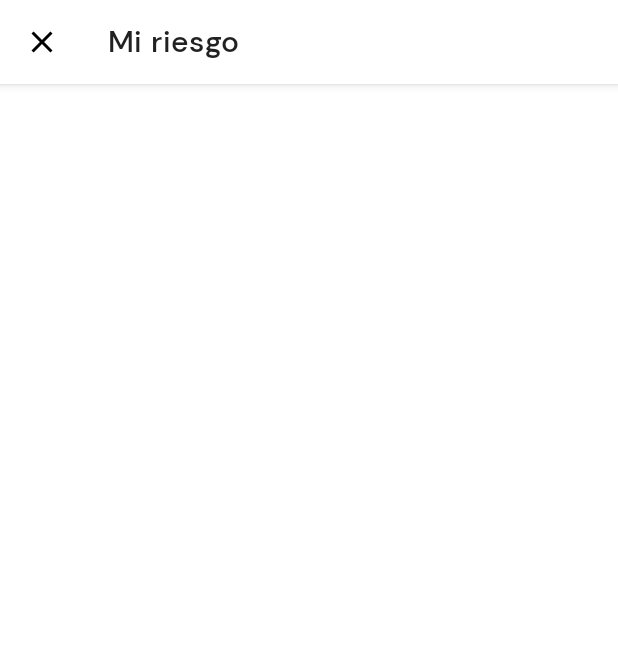
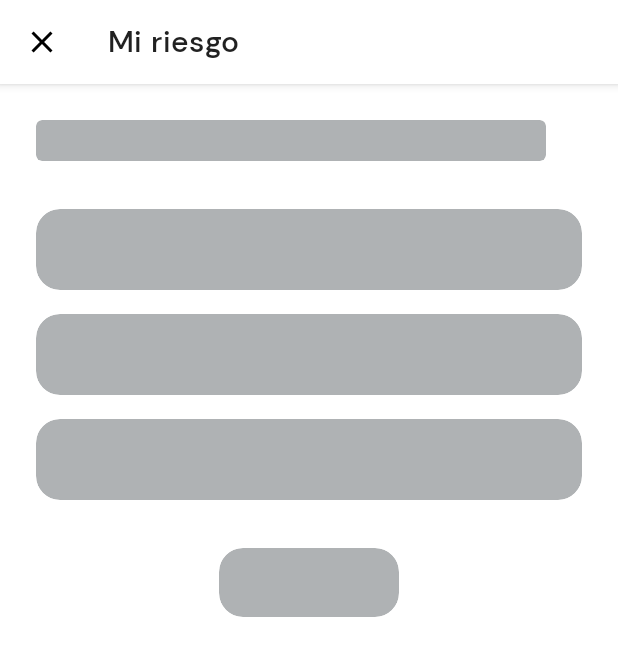
Before and after one commit to FelipeCifuentesM/happ_develop, an Android app: the TriageActivity screen opened directly, with no data from a screen before it, on a phone screen of 412 x 824 dp. Shown: the top 656 px of the screen. Run offline under Robolectric (Android 15) with nearby library versions, the light colour scheme and no system bars; our stand-ins replace Shimmer; libraries missing offline, so code that uses them is left out: com.orhanobut.hawk, io.realm; 5 statements that could not run were skipped.

Commit message:
skeleton triage, load triage

```diff
--- a/app/build.gradle
+++ b/app/build.gradle
@@ -20,8 +20,8 @@ android {
         applicationId "com.jumpitt.happ"
         minSdkVersion 23
         targetSdkVersion 29
-        versionCode 5
-        versionName "5.0"
+        versionCode 6
+        versionName "6.0"
         testInstrumentationRunner "androidx.test.runner.AndroidJUnitRunner"
     }
 
--- a/app/src/main/java/com/jumpitt/happ/ui/login/Login.kt
+++ b/app/src/main/java/com/jumpitt/happ/ui/login/Login.kt
@@ -121,7 +121,7 @@ class Login: ToolbarActivity(), LoginContract.View{
 
     override fun onRequestPermissionsResult(requestCode: Int, permissions: Array<String>, grantResults: IntArray) {
         when (requestCode) {
-            RequestCode.ACCESS_FINE_LOCATION -> {
+            RequestCode.LOCATION_BACKGROUND -> {
                 // If request is cancelled, the result arrays are empty.
                 if ((grantResults.isNotEmpty() && grantResults[0] == PackageManager.PERMISSION_GRANTED)) {
                     Log.e("Borrar", "acepto permiso")
--- a/app/src/main/java/com/jumpitt/happ/ui/main/MainActivityPresenter.kt
+++ b/app/src/main/java/com/jumpitt/happ/ui/main/MainActivityPresenter.kt
@@ -31,7 +31,6 @@ class MainActivityPresenter constructor(private val activity: Activity): MainAct
         val healthCareStatusRealm = TriageReturnValue(healthCareStatus.score, healthCareStatus.risk?.title, healthCareStatus.risk?.level, healthCareStatus.risk?.description,
             healthCareStatus.risk?.message, healthCareStatus.latestReview, healthCareStatus.passport?.timeRemainingVerbose, healthCareStatus.passport?.validationUrl)
         mInteractor.saveHealthCareStatus(healthCareStatusRealm)
-//        mView.hideSkeleton()
         mView.loadFragmentMyRisk(healthCareStatus)
 
     }
--- a/app/src/main/java/com/jumpitt/happ/ui/registerPermissions/RegisterPermissions.kt
+++ b/app/src/main/java/com/jumpitt/happ/ui/registerPermissions/RegisterPermissions.kt
@@ -77,7 +77,7 @@ class RegisterPermissions: ToolbarActivity(), RegisterPermissionsContract.View{
 
     override fun onRequestPermissionsResult(requestCode: Int, permissions: Array<String>, grantResults: IntArray) {
         when (requestCode) {
-            RequestCode.ACCESS_FINE_LOCATION -> {
+            RequestCode.LOCATION_BACKGROUND -> {
                 // If request is cancelled, the result arrays are empty.
                 if ((grantResults.isNotEmpty() && grantResults[0] == PackageManager.PERMISSION_GRANTED)) {
                     Log.e("Borrar", "acepto permiso")
--- a/app/src/main/java/com/jumpitt/happ/ui/splash/SplashActivity.kt
+++ b/app/src/main/java/com/jumpitt/happ/ui/splash/SplashActivity.kt
@@ -25,7 +25,7 @@ class SplashActivity: AppCompatActivity(), SplashActivityContract.View{
 
     override fun onRequestPermissionsResult(requestCode: Int, permissions: Array<String>, grantResults: IntArray) {
         when (requestCode) {
-            RequestCode.ACCESS_FINE_LOCATION -> {
+            RequestCode.LOCATION_BACKGROUND -> {
                 // If request is cancelled, the result arrays are empty.
                 if ((grantResults.isNotEmpty() && grantResults[0] == PackageManager.PERMISSION_GRANTED)) {
                     Log.e("Borrar", "acepto permiso")
--- a/app/src/main/java/com/jumpitt/happ/ui/triage/TriageActivity.kt
+++ b/app/src/main/java/com/jumpitt/happ/ui/triage/TriageActivity.kt
@@ -1,15 +1,16 @@
 package com.jumpitt.happ.ui.triage
 
 import android.os.Bundle
+import android.view.View
 import androidx.appcompat.widget.Toolbar
 import com.jumpitt.happ.R
 import com.jumpitt.happ.ui.ToolbarActivity
 import com.jumpitt.happ.ui.triage.question.QuestionFragment
 import com.jumpitt.happ.ui.triage.result.ResultFragment
-import com.jumpitt.happ.utils.ColorIdResource
-import com.jumpitt.happ.utils.showSnackbar
-import com.jumpitt.happ.utils.transitionActivity
+import com.jumpitt.happ.utils.*
 import kotlinx.android.synthetic.main.activity_triage.*
+import kotlinx.android.synthetic.main.activity_triage.toolbar
+import kotlinx.android.synthetic.main.login.*
 
 class TriageActivity : ToolbarActivity(),
     TriageActivityContract.View, QuestionFragment.Delegate, ResultFragment.Delegate{
@@ -50,6 +51,24 @@ class TriageActivity : ToolbarActivity(),
         showSnackbar(containerTriageActivity, triageAnswerError, ColorIdResource.BLUE, ColorIdResource.WHITE)
     }
 
+    override fun showSkeleton() {
+        shimmerTriageQuestion.startShimmer()
+        shimmerTriageQuestion.visibility = View.VISIBLE
+    }
+
+    override fun hideSkeleton() {
+        shimmerTriageQuestion.stopShimmer()
+        shimmerTriageQuestion.visibility = View.GONE
+    }
+
+    override fun showLoader() {
+        pbTriageResult.visibility = View.VISIBLE
+    }
+
+    override fun hideLoader() {
+        pbTriageResult.visibility = View.GONE
+    }
+
     override fun onBackPressed() {
         super.onBackPressed()
         this.transitionActivity("")
--- a/app/src/main/java/com/jumpitt/happ/ui/triage/TriageActivityContract.kt
+++ b/app/src/main/java/com/jumpitt/happ/ui/triage/TriageActivityContract.kt
@@ -2,12 +2,17 @@ package com.jumpitt.happ.ui.triage
 
 import com.jumpitt.happ.model.Question
 import com.jumpitt.happ.network.response.TriageAnswerResponse
+import com.jumpitt.happ.realm.TriageReturnValue
 import retrofit2.Response
 
 interface TriageActivityContract {
 
     interface View{
         fun showTriageAnswerError(triageAnswerError: String)
+        fun showSkeleton()
+        fun hideSkeleton()
+        fun showLoader()
+        fun hideLoader()
     }
 
     interface Presenter{
@@ -22,7 +27,7 @@ interface TriageActivityContract {
         fun nextQuestionRequested(responses: List<String>? = null, tracing: Boolean)
         fun sendTriageAnswers(tracing: Boolean, accessToken: String)
         fun getAccessTokenProfile(tracing: Boolean)
-        fun saveResult(responseTriageAnswer: TriageAnswerResponse)
+        fun saveResult(healthCareStatusRealm: TriageReturnValue)
     }
 
     interface Router{
--- a/app/src/main/java/com/jumpitt/happ/ui/triage/TriageActivityInteractor.kt
+++ b/app/src/main/java/com/jumpitt/happ/ui/triage/TriageActivityInteractor.kt
@@ -8,6 +8,7 @@ import com.jumpitt.happ.network.request.TriageAnswerRequest
 import com.jumpitt.happ.network.response.RegisterResponse
 import com.jumpitt.happ.network.response.TriageAnswerResponse
 import com.jumpitt.happ.realm.RegisterData
+import com.jumpitt.happ.realm.TriageReturnValue
 import com.jumpitt.happ.utils.ConstantsApi
 import com.orhanobut.hawk.Hawk
 import io.realm.Realm
@@ -102,9 +103,17 @@ class TriageActivityInteractor(private val mIOutput: TriageActivityContract.Inte
         mIOutput.getAccessTokenProfileOutput(tracing, accessToken)
     }
 
-    override fun saveResult(responseTriageAnswer: TriageAnswerResponse) {
+    override fun saveResult(healthCareStatusRealm: TriageReturnValue) {
         //GUARDAR DATOS LOCAL
-        Hawk.put("triageReturnValue", responseTriageAnswer)
+//        Hawk.put("triageReturnValue", responseTriageAnswer)
+
+        val realm = Realm.getDefaultInstance()
+        realm.beginTransaction()
+        realm.delete(TriageReturnValue::class.java)
+        realm.insertOrUpdate(healthCareStatusRealm)
+        realm.commitTransaction()
+        realm.close()
+
     }
 
 
--- a/app/src/main/java/com/jumpitt/happ/ui/triage/TriageActivityPresenter.kt
+++ b/app/src/main/java/com/jumpitt/happ/ui/triage/TriageActivityPresenter.kt
@@ -1,10 +1,12 @@
 package com.jumpitt.happ.ui.triage
 
 import android.app.Activity
+import android.util.Log
 import androidx.appcompat.app.AppCompatActivity
 import com.jumpitt.happ.R
 import com.jumpitt.happ.model.Question
 import com.jumpitt.happ.network.response.TriageAnswerResponse
+import com.jumpitt.happ.realm.TriageReturnValue
 import com.jumpitt.happ.utils.qualifyResponseErrorDefault
 import retrofit2.Response
 
@@ -13,8 +15,7 @@ class TriageActivityPresenter constructor(private val activity: Activity): Triag
     private var mInteractor: TriageActivityContract.Interactor =
         TriageActivityInteractor(this)
     private var mView: TriageActivityContract.View = activity as TriageActivityContract.View
-    private var mRouter: TriageActivityContract.Router =
-        TriageActivityRouter(mView as AppCompatActivity)
+    private var mRouter: TriageActivityContract.Router = TriageActivityRouter(mView as AppCompatActivity)
 
 
     override fun onNextQuestionPressed(responses: List<String>, tracing: Boolean) {
@@ -26,6 +27,7 @@ class TriageActivityPresenter constructor(private val activity: Activity): Triag
     }
 
     override fun getToken() {
+        mView.showSkeleton()
         mInteractor.getToken()
     }
 
@@ -40,8 +42,10 @@ class TriageActivityPresenter constructor(private val activity: Activity): Triag
     override fun nextQuestion(question: Question?, tracing: Boolean) {
         question?.let {
             mRouter.displayQuestion(it)
+            mView.hideSkeleton()
             return
         }
+        mView.showLoader()
         mInteractor.getAccessTokenProfile(tracing)
     }
 
@@ -50,16 +54,21 @@ class TriageActivityPresenter constructor(private val activity: Activity): Triag
     }
 
     override fun getTriageAnswerOutput(tracing: Boolean, responseTriageAnswer: TriageAnswerResponse) {
-            mInteractor.saveResult(responseTriageAnswer)
-            mRouter.displayResult(tracing)
+        val healthCareStatusRealm = TriageReturnValue(responseTriageAnswer.score, responseTriageAnswer.risk?.title, responseTriageAnswer.risk?.level, responseTriageAnswer.risk?.description,
+            responseTriageAnswer.risk?.message, responseTriageAnswer.latestReview, responseTriageAnswer.passport?.timeRemainingVerbose, responseTriageAnswer.passport?.validationUrl)
+        mInteractor.saveResult(healthCareStatusRealm)
+        mRouter.displayResult(tracing)
+        mView.hideLoader()
     }
 
     override fun getTriageAnswerOutputError(errorCode: Int, response: Response<TriageAnswerResponse>) {
         val messageError = response.qualifyResponseErrorDefault(errorCode, activity)
+        mView.hideLoader()
         mView.showTriageAnswerError(messageError)
     }
 
     override fun getTriageAnswerFailureError() {
+        mView.hideLoader()
         mView.showTriageAnswerError(activity.resources.getString(R.string.snkDefaultApiError))
     }
 
--- a/app/src/main/java/com/jumpitt/happ/utils/Constants.kt
+++ b/app/src/main/java/com/jumpitt/happ/utils/Constants.kt
@@ -27,6 +27,10 @@ enum class Labelstext(val sizeText: Int, val font: Int, val letterSpacing: Float
     BUTTON(R.dimen.buttonTextSize, R.font.dmsans_medium, 0.04f),
     CAPTION(R.dimen.captionTextSize, R.font.dmsans_regular, 0.03f),
     OVERLINE(R.dimen.overlineTextSize, R.font.dmsans_regular, 0.17f),
+}
+
+enum class ViewState {
+    IDLE, LOADING
 }
 
 enum class TriageQuestionType {
--- a/app/src/main/java/com/jumpitt/happ/utils/ExtensionPermission.kt
+++ b/app/src/main/java/com/jumpitt/happ/utils/ExtensionPermission.kt
@@ -103,7 +103,7 @@ fun Activity.isPermissionBackgroundLocation(): Boolean {
         }else{
             ActivityCompat.requestPermissions(this,
                 arrayOf(Manifest.permission.ACCESS_FINE_LOCATION),
-                RequestCode.ACCESS_FINE_LOCATION)
+                RequestCode.LOCATION_BACKGROUND)
             return false
         }
     }
--- a/app/src/main/res/layout/activity_triage.xml
+++ b/app/src/main/res/layout/activity_triage.xml
@@ -12,6 +12,18 @@
         layout="@layout/toolbar">
     </include>
 
+    <ProgressBar
+        android:id="@+id/pbTriageResult"
+        style="@style/Widget.AppCompat.ProgressBar.Horizontal"
+        android:layout_width="0dp"
+        android:layout_height="wrap_content"
+        android:indeterminate="true"
+        android:visibility="gone"
+        android:indeterminateTint="@color/blue"
+        app:layout_constraintEnd_toEndOf="parent"
+        app:layout_constraintStart_toStartOf="parent"
+        app:layout_constraintTop_toBottomOf="@+id/toolbar" />
+
     <LinearLayout
         android:id="@+id/fragment_container"
         android:layout_width="match_parent"
@@ -22,4 +34,29 @@
         app:layout_constraintStart_toStartOf="parent"
         app:layout_constraintTop_toBottomOf="@+id/toolbar" />
 
+    <com.facebook.shimmer.ShimmerFrameLayout
+        android:id="@+id/shimmerTriageQuestion"
+        android:layout_width="0dp"
+        android:layout_height="0dp"
+        android:visibility="visible"
+        app:layout_constraintBottom_toBottomOf="@+id/fragment_container"
+        app:layout_constraintEnd_toEndOf="parent"
+        app:layout_constraintStart_toStartOf="parent"
+        app:layout_constraintTop_toBottomOf="@+id/toolbar">
+
+
+        <androidx.core.widget.NestedScrollView
+            android:layout_width="match_parent"
+            android:layout_height="match_parent">
+
+            <LinearLayout
+                android:layout_width="match_parent"
+                android:layout_height="match_parent"
+                android:orientation="vertical">
+
+                <include layout="@layout/item_skeleton_triage_questions" />
+            </LinearLayout>
+        </androidx.core.widget.NestedScrollView>
+    </com.facebook.shimmer.ShimmerFrameLayout>
+
 </androidx.constraintlayout.widget.ConstraintLayout>
--- a/app/src/main/res/layout/fragment_triage_question.xml
+++ b/app/src/main/res/layout/fragment_triage_question.xml
@@ -55,6 +55,6 @@
             android:insetBottom="0dp"
             android:paddingStart="24dp"
             android:paddingEnd="24dp"
-            android:text="Siguiente" />
+            android:text="@string/btnNext" />
     </RelativeLayout>
 </ScrollView>
--- /dev/null
+++ b/app/src/main/res/layout/item_skeleton_triage_questions.xml
@@ -0,0 +1,135 @@
+<?xml version="1.0" encoding="utf-8"?>
+<androidx.constraintlayout.widget.ConstraintLayout xmlns:android="http://schemas.android.com/apk/res/android"
+    xmlns:app="http://schemas.android.com/apk/res-auto"
+    xmlns:tools="http://schemas.android.com/tools"
+    android:layout_width="match_parent"
+    android:layout_height="wrap_content"
+    android:background="@android:color/transparent">
+
+
+    <androidx.constraintlayout.widget.ConstraintLayout
+        android:id="@+id/constraintLayout6"
+        android:layout_width="0dp"
+        android:layout_height="wrap_content"
+        android:layout_marginTop="24dp"
+        app:layout_constraintBottom_toBottomOf="parent"
+        app:layout_constraintEnd_toEndOf="parent"
+        app:layout_constraintStart_toStartOf="parent"
+        app:layout_constraintTop_toTopOf="parent">
+
+        <androidx.cardview.widget.CardView
+            android:id="@+id/view1"
+            android:layout_width="0dp"
+            android:layout_height="wrap_content"
+            android:layout_marginStart="24dp"
+            android:layout_marginEnd="48dp"
+            app:cardBackgroundColor="@color/light_transparent"
+            app:cardCornerRadius="@dimen/sklCornerRadiusText"
+            app:cardElevation="0dp"
+            app:layout_constraintEnd_toEndOf="parent"
+            app:layout_constraintStart_toStartOf="parent"
+            app:layout_constraintTop_toTopOf="parent">
+
+            <TextView
+                android:id="@+id/textView"
+                android:layout_width="wrap_content"
+                android:layout_height="wrap_content"
+                android:textSize="@dimen/h6TextSize" />
+        </androidx.cardview.widget.CardView>
+
+        <androidx.cardview.widget.CardView
+            android:id="@+id/view2"
+            android:layout_width="0dp"
+            android:layout_height="wrap_content"
+            android:layout_marginStart="24dp"
+            android:layout_marginTop="32dp"
+            android:layout_marginEnd="24dp"
+            app:cardBackgroundColor="@color/light_transparent"
+            app:cardCornerRadius="@dimen/sklCornerRadiusOptionTriage"
+            app:cardElevation="0dp"
+            app:layout_constraintEnd_toEndOf="parent"
+            app:layout_constraintStart_toStartOf="parent"
+            app:layout_constraintTop_toBottomOf="@+id/view1">
+
+            <TextView
+                android:id="@+id/textView2"
+                android:layout_width="wrap_content"
+                android:layout_height="wrap_content"
+                android:layout_marginTop="16dp"
+                android:layout_marginBottom="16dp"
+                android:textSize="16sp" />
+        </androidx.cardview.widget.CardView>
+
+        <androidx.cardview.widget.CardView
+            android:id="@+id/view3"
+            android:layout_width="0dp"
+            android:layout_height="wrap_content"
+            android:layout_marginStart="24dp"
+            android:layout_marginTop="16dp"
+            android:layout_marginEnd="24dp"
+            app:cardBackgroundColor="@color/light_transparent"
+            app:cardCornerRadius="@dimen/sklCornerRadiusOptionTriage"
+            app:cardElevation="0dp"
+            app:layout_constraintEnd_toEndOf="parent"
+            app:layout_constraintStart_toStartOf="parent"
+            app:layout_constraintTop_toBottomOf="@+id/view2">
+
+            <TextView
+                android:id="@+id/textView3"
+                android:layout_width="wrap_content"
+                android:layout_height="wrap_content"
+                android:layout_marginTop="16dp"
+                android:layout_marginBottom="16dp"
+                android:textSize="16sp" />
+        </androidx.cardview.widget.CardView>
+
+        <androidx.cardview.widget.CardView
+            android:id="@+id/view4"
+            android:layout_width="0dp"
+            android:layout_height="wrap_content"
+            android:layout_marginStart="24dp"
+            android:layout_marginTop="16dp"
+            android:layout_marginEnd="24dp"
+            app:cardBackgroundColor="@color/light_transparent"
+            app:cardCornerRadius="@dimen/sklCornerRadiusOptionTriage"
+            app:cardElevation="0dp"
+            app:layout_constraintEnd_toEndOf="parent"
+            app:layout_constraintStart_toStartOf="parent"
+            app:layout_constraintTop_toBottomOf="@+id/view3">
+
+            <TextView
+                android:id="@+id/textView4"
+                android:layout_width="wrap_content"
+                android:layout_height="wrap_content"
+                android:layout_marginTop="16dp"
+                android:layout_marginBottom="16dp"
+                android:textSize="16sp" />
+        </androidx.cardview.widget.CardView>
+
+        <androidx.cardview.widget.CardView
+            android:id="@+id/view5"
+            android:layout_width="120dp"
+            android:layout_height="wrap_content"
+            android:layout_marginStart="24dp"
+            android:layout_marginTop="32dp"
+            android:layout_marginEnd="24dp"
+            android:layout_marginBottom="8dp"
+            app:cardBackgroundColor="@color/light_transparent"
+            app:cardCornerRadius="@dimen/btnCornerRadius"
+            app:cardElevation="0dp"
+            app:layout_constraintBottom_toBottomOf="parent"
+            app:layout_constraintEnd_toEndOf="parent"
+            app:layout_constraintStart_toStartOf="parent"
+            app:layout_constraintTop_toBottomOf="@+id/view4">
+
+            <TextView
+                android:id="@+id/textView5"
+                android:layout_width="wrap_content"
+                android:layout_height="wrap_content"
+                android:layout_marginTop="12dp"
+                android:layout_marginBottom="12dp"
+                android:textSize="16sp" />
+        </androidx.cardview.widget.CardView>
+    </androidx.constraintlayout.widget.ConstraintLayout>
+
+</androidx.constraintlayout.widget.ConstraintLayout>
--- a/app/src/main/res/values/dimens.xml
+++ b/app/src/main/res/values/dimens.xml
@@ -39,5 +39,6 @@
     <dimen name="snackBarCornerRadius">16dp</dimen>
     <dimen name="sklCornerRadiusText">4dp</dimen>
     <dimen name="sklCornerRadiusImage">8dp</dimen>
+    <dimen name="sklCornerRadiusOptionTriage">16dp</dimen>
 
 </resources>
```
Also changed, not shown: 1 other file.
